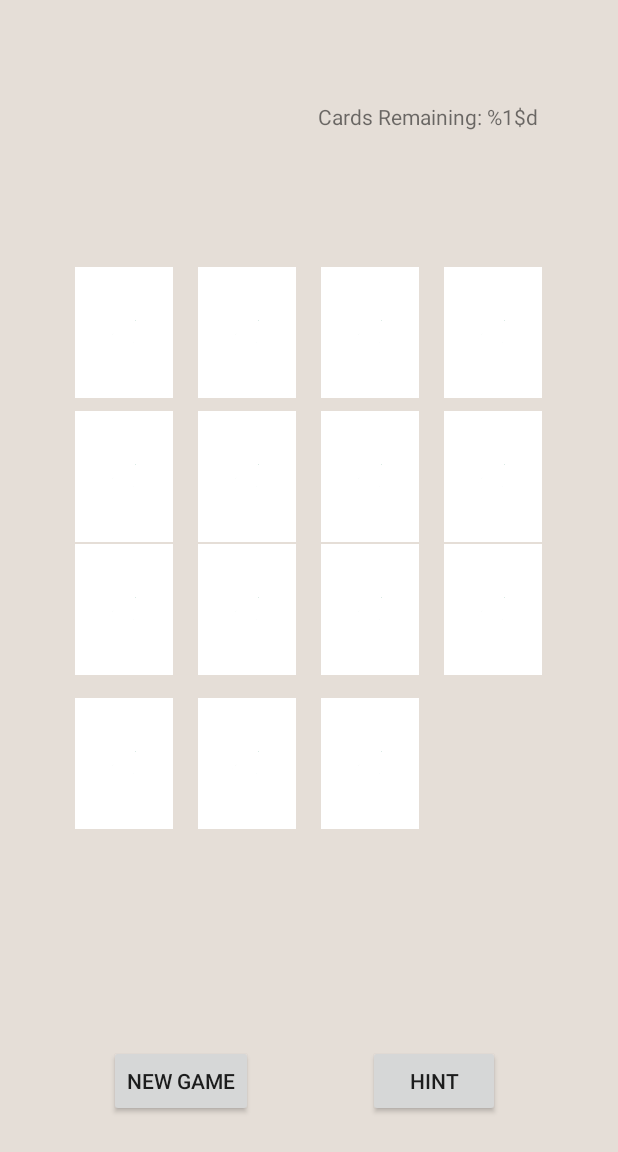
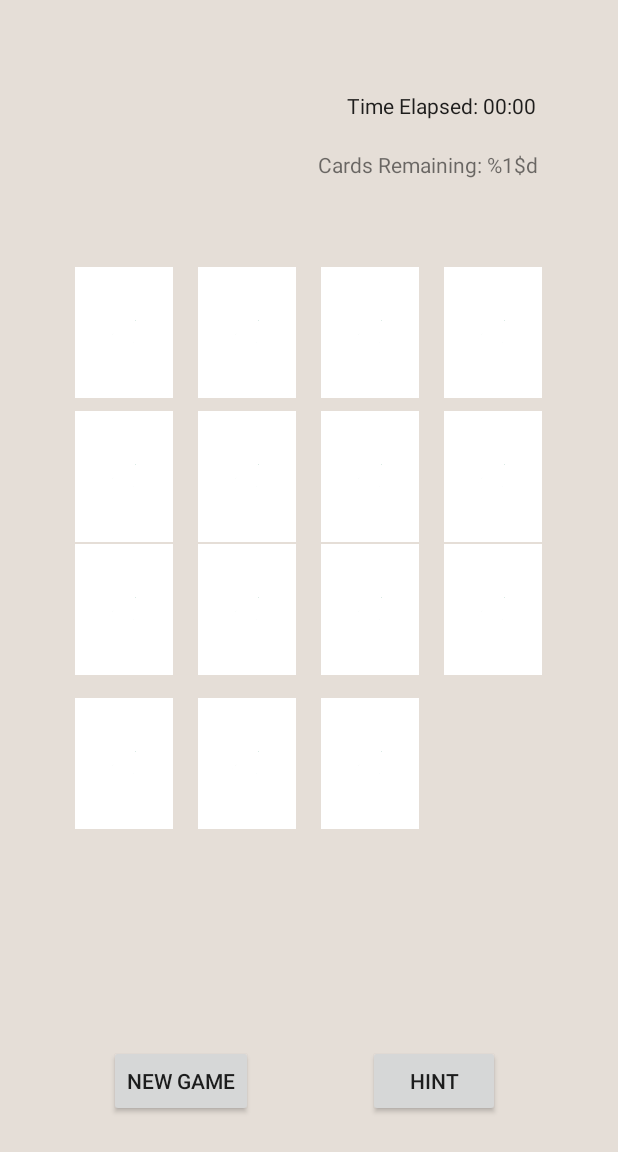
Before and after one commit to allison-silverpine/set, an Android app: the layout activity_main.xml on its own in the app's theme, with its tools: preview values and no code run, on a phone screen of 412 x 824 dp. Shown: the top 1152 px of the screen. Run offline under Robolectric (Android 15) with nearby library versions, the phone set to English and light mode, and no system bars.

```diff
--- a/app/src/main/res/layout/activity_main.xml
+++ b/app/src/main/res/layout/activity_main.xml
@@ -24,13 +24,27 @@
         android:id="@+id/cards_remaining"
         android:layout_width="wrap_content"
         android:layout_height="wrap_content"
-        android:text="@string/cardCount"
+        android:text="@string/card_count"
         app:layout_constraintBottom_toTopOf="@+id/card2"
         app:layout_constraintEnd_toEndOf="parent"
         app:layout_constraintHorizontal_bias="0.798"
-        app:layout_constraintVertical_bias="0.43"
+        app:layout_constraintVertical_bias="0.63"
         app:layout_constraintStart_toStartOf="parent"
         app:layout_constraintTop_toTopOf="parent" />
+
+
+    <Chronometer
+        android:id="@+id/chronometer"
+        android:layout_width="wrap_content"
+        android:layout_height="wrap_content"
+        android:layout_margin="20dp"
+        android:format="@string/time_elapsed"
+        app:layout_constraintBottom_toTopOf="@+id/card4"
+        app:layout_constraintEnd_toEndOf="parent"
+        app:layout_constraintHorizontal_bias="0.86"
+        app:layout_constraintStart_toStartOf="parent"
+        app:layout_constraintTop_toTopOf="parent"
+        app:layout_constraintVertical_bias="0.34" />
 
     <ImageView
         android:id="@+id/card1"
--- a/app/src/main/res/values/strings.xml
+++ b/app/src/main/res/values/strings.xml
@@ -6,6 +6,7 @@
     <string name="card1">Card1</string>
     <string name="card2">Card2</string>
     <string name="card3">Card3</string>
-    <string name="cardCount">Cards Remaining: %1$d</string>
+    <string name="card_count">Cards Remaining: %1$d</string>
+    <string name="time_elapsed">Time Elapsed: %1$s</string>
     <string name="win_text">You have won!</string>
 </resources>
```
Also changed, not shown: app/src/main/java/com/example/set/MainActivity.kt (+12 -8 lines).
